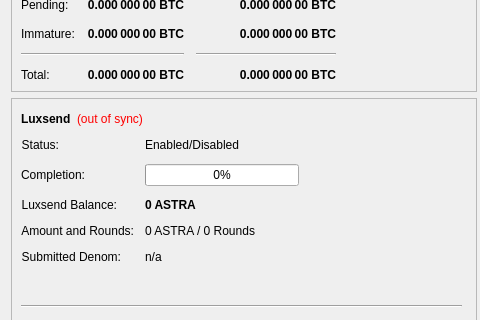
KingricharVD/astra, file src/qt/forms/overviewpage.ui: the form before one commit; both pictures show x 0 to 480 and y 104 to 424 of the 960 by 630 pixel window.
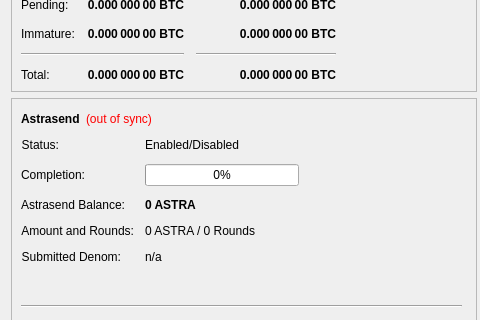
The form after the commit. Custom widgets are drawn as their Qt base class.

```diff
--- a/src/qt/forms/overviewpage.ui
+++ b/src/qt/forms/overviewpage.ui
@@ -464,7 +464,7 @@
            <item row="2" column="0">
             <widget class="QLabel" name="labelAnonymizedText">
              <property name="text">
-              <string>Luxsend Balance:</string>
+              <string>Astrasend Balance:</string>
              </property>
              <property name="alignment">
               <set>Qt::AlignRight|Qt::AlignTrailing|Qt::AlignVCenter</set>
@@ -1083,7 +1083,7 @@
               </font>
              </property>
              <property name="text">
-              <string>Luxsend</string>
+              <string>Astrasend</string>
              </property>
             </widget>
            </item>
```
Left out of the diff: 4 changed lines with no effect on the pictures.
